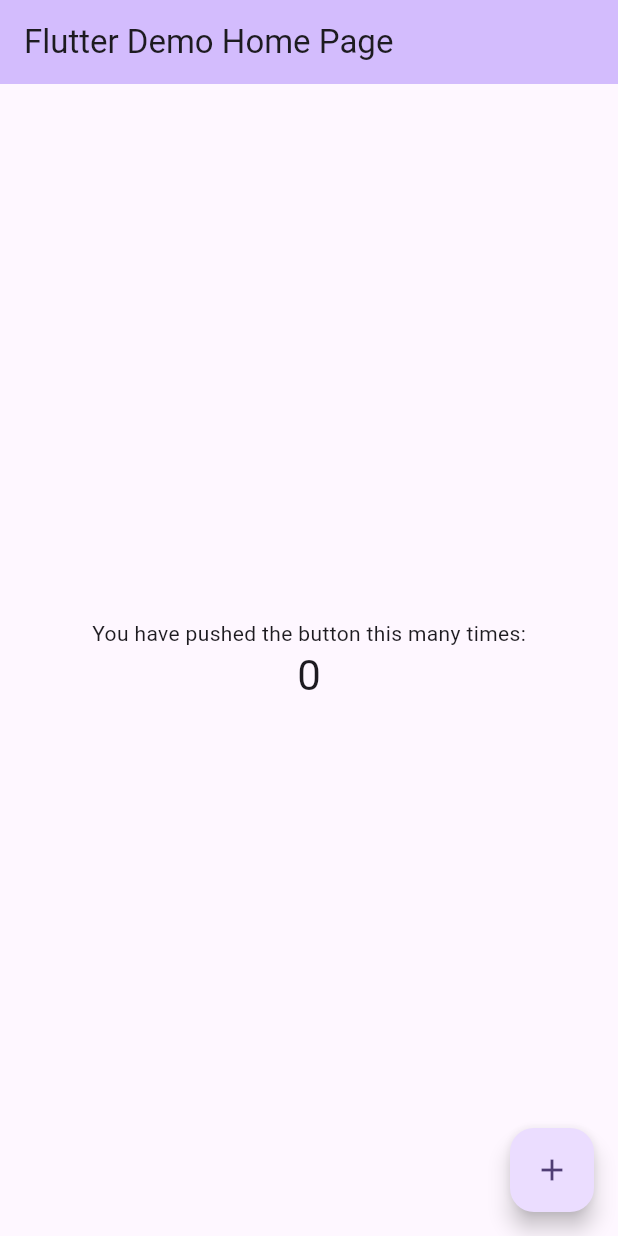
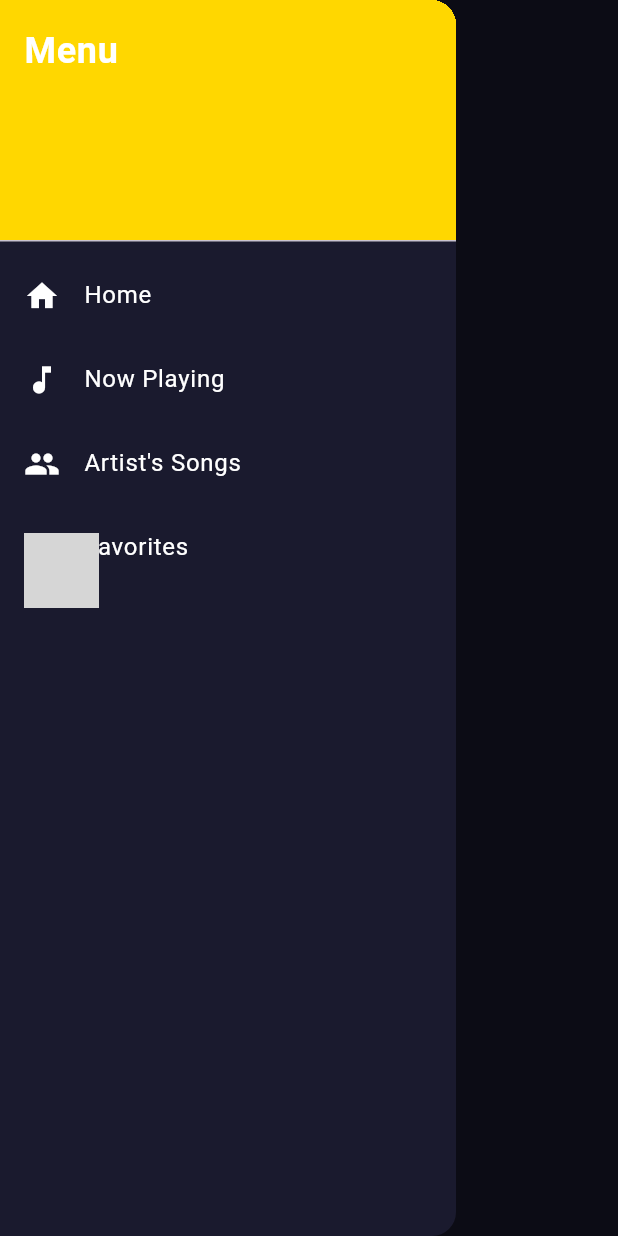
Before and after one commit to AbrahamKiplagat/Music-Recomendation, a Flutter app: the screen it shows after launch, with the side drawer open (before the commit the screen has no drawer), on a phone screen of 412 x 824 dp. Run offline on Flutter 3.47's test engine with Material 3 defaults, Android fonts, the phone set to English and light mode, and no system bars; grey boxes are pictures that could not be loaded.

Commit message:
Wow!! I m coding music app

```diff
--- /dev/null
+++ b/lib/controllers/music_controller.dart
@@ -0,0 +1,45 @@
+import '../models/song_model.dart';
+
+class MusicController {
+  // Dummy data for demonstration
+  final List<Song> allSongs = [
+    Song(
+      title: 'Blinding Lights',
+      artist: 'The Weeknd',
+      album: 'After Hours',
+      imageUrl: 'assets/images/african.png',
+    ),
+    Song(
+      title: 'Levitating',
+      artist: 'Dua Lipa',
+      album: 'Future Nostalgia',
+      imageUrl: 'assets/images/africanamerican.png',
+    ),
+    Song(
+      title: 'Peaches',
+      artist: 'Justin Bieber',
+      album: 'Justice',
+      imageUrl: 'assets/images/popsinger.png',
+    ),
+    Song(
+      title: 'Drivers License',
+      artist: 'Olivia Rodrigo',
+      album: 'Sour',
+      imageUrl: 'assets/images/singer.png',
+    ),
+    Song(
+      title: 'Save Your Tears',
+      artist: 'The Weeknd',
+      album: 'After Hours',
+      imageUrl: 'assets/images/te-nguyen.png',
+    ),
+  ];
+
+  List<Song> getFavoriteSongs() {
+    return allSongs.where((song) => song.artist == 'The Weeknd').toList();
+  }
+
+  List<Song> getArtistSongs(String artist) {
+    return allSongs.where((song) => song.artist == artist).toList();
+  }
+}
--- a/lib/main.dart
+++ b/lib/main.dart
@@ -1,125 +1,50 @@
 import 'package:flutter/material.dart';
+import 'controllers/music_controller.dart';
+import 'views/current/current_song_screen.dart';
+import 'views/artists/artists_songs_screen.dart';
+import 'views/favorite/favorites_screen.dart';
+import 'views/drawer.dart'; // Import the drawer
 
 void main() {
-  runApp(const MyApp());
+  runApp(MyApp());
 }
 
 class MyApp extends StatelessWidget {
-  const MyApp({super.key});
+  final MusicController musicController = MusicController();
 
-  // This widget is the root of your application.
   @override
   Widget build(BuildContext context) {
     return MaterialApp(
-      title: 'Flutter Demo',
+      title: 'Luxury Music App',
+      debugShowCheckedModeBanner: false, // Remove debug banner
       theme: ThemeData(
-        // This is the theme of your application.
-        //
-        // TRY THIS: Try running your application with "flutter run". You'll see
-        // the application has a purple toolbar. Then, without quitting the app,
-        // try changing the seedColor in the colorScheme below to Colors.green
-        // and then invoke "hot reload" (save your changes or press the "hot
-        // reload" button in a Flutter-supported IDE, or press "r" if you used
-        // the command line to start the app).
-        //
-        // Notice that the counter didn't reset back to zero; the application
-        // state is not lost during the reload. To reset the state, use hot
-        // restart instead.
-        //
-        // This works for code too, not just values: Most code changes can be
-        // tested with just a hot reload.
-        colorScheme: ColorScheme.fromSeed(seedColor: Colors.deepPurple),
-        useMaterial3: true,
+        primarySwatch: Colors.blue,
+        scaffoldBackgroundColor: Color(0xFF1A1A2E), // Dark blue background
+        appBarTheme: AppBarTheme(
+          backgroundColor: Color(0xFF1A1A2E), // Dark blue app bar
+          elevation: 0,
+          iconTheme: IconThemeData(color: Colors.white),
+          titleTextStyle: TextStyle(
+            color: Colors.white,
+            fontSize: 20,
+            fontWeight: FontWeight.bold,
+          ),
+        ),
       ),
-      home: const MyHomePage(title: 'Flutter Demo Home Page'),
+      initialRoute: '/artists',
+      routes: {
+        // '/': (context) => HomeScreen(musicController: musicController),
+        '/current': (context) => CurrentSongScreen(
+              currentSong: musicController.allSongs[0], // Example song
+            ),
+        '/artists': (context) => ArtistsSongsScreen(
+              songs: musicController.allSongs, // Display all songs
+            ),
+        '/favorites': (context) => FavoritesScreen(
+              favoriteSongs: musicController.getFavoriteSongs(),
+            ),
+      },
     );
   }
+
 }
-
-class MyHomePage extends StatefulWidget {
-  const MyHomePage({super.key, required this.title});
-
-  // This widget is the home page of your application. It is stateful, meaning
-  // that it has a State object (defined below) that contains fields that affect
-  // how it looks.
-
-  // This class is the configuration for the state. It holds the values (in this
-  // case the title) provided by the parent (in this case the App widget) and
-  // used by the build method of the State. Fields in a Widget subclass are
-  // always marked "final".
-
-  final String title;
-
-  @override
-  State<MyHomePage> createState() => _MyHomePageState();
-}
-
-class _MyHomePageState extends State<MyHomePage> {
-  int _counter = 0;
-
-  void _incrementCounter() {
-    setState(() {
-      // This call to setState tells the Flutter framework that something has
-      // changed in this State, which causes it to rerun the build method below
-      // so that the display can reflect the updated values. If we changed
-      // _counter without calling setState(), then the build method would not be
-      // called again, and so nothing would appear to happen.
-      _counter++;
-    });
-  }
-
-  @override
-  Widget build(BuildContext context) {
-    // This method is rerun every time setState is called, for instance as done
-    // by the _incrementCounter method above.
-    //
-    // The Flutter framework has been optimized to make rerunning build methods
-    // fast, so that you can just rebuild anything that needs updating rather
-    // than having to individually change instances of widgets.
-    return Scaffold(
-      appBar: AppBar(
-        // TRY THIS: Try changing the color here to a specific color (to
-        // Colors.amber, perhaps?) and trigger a hot reload to see the AppBar
-        // change color while the other colors stay the same.
-        backgroundColor: Theme.of(context).colorScheme.inversePrimary,
-        // Here we take the value from the MyHomePage object that was created by
-        // the App.build method, and use it to set our appbar title.
-        title: Text(widget.title),
-      ),
-      body: Center(
-        // Center is a layout widget. It takes a single child and positions it
-        // in the middle of the parent.
-        child: Column(
-          // Column is also a layout widget. It takes a list of children and
-          // arranges them vertically. By default, it sizes itself to fit its
-          // children horizontally, and tries to be as tall as its parent.
-          //
-          // Column has various properties to control how it sizes itself and
-          // how it positions its children. Here we use mainAxisAlignment to
-          // center the children vertically; the main axis here is the vertical
-          // axis because Columns are vertical (the cross axis would be
-          // horizontal).
-          //
-          // TRY THIS: Invoke "debug painting" (choose the "Toggle Debug Paint"
-          // action in the IDE, or press "p" in the console), to see the
-          // wireframe for each widget.
-          mainAxisAlignment: MainAxisAlignment.center,
-          children: <Widget>[
-            const Text(
-              'You have pushed the button this many times:',
-            ),
-            Text(
-              '$_counter',
-              style: Theme.of(context).textTheme.headlineMedium,
-            ),
-          ],
-        ),
-      ),
-      floatingActionButton: FloatingActionButton(
-        onPressed: _incrementCounter,
-        tooltip: 'Increment',
-        child: const Icon(Icons.add),
-      ), // This trailing comma makes auto-formatting nicer for build methods.
-    );
-  }
-}
--- /dev/null
+++ b/lib/models/song_model.dart
@@ -0,0 +1,13 @@
+class Song {
+  final String title;
+  final String artist;
+  final String album;
+  final String imageUrl;
+
+  Song({
+    required this.title,
+    required this.artist,
+    required this.album,
+    required this.imageUrl,
+  });
+}
--- /dev/null
+++ b/lib/views/artists/artists_songs_screen.dart
@@ -0,0 +1,61 @@
+import 'package:flutter/material.dart';
+import '../../models/song_model.dart';
+import '../drawer.dart'; // Import the drawer
+import '../current/current_song_screen.dart';
+class ArtistsSongsScreen extends StatelessWidget {
+  final List<Song> songs;
+
+  ArtistsSongsScreen({required this.songs});
+
+  @override
+  Widget build(BuildContext context) {
+    return Scaffold(
+      appBar: AppBar(
+        title: Text('Artist\'s Songs'),
+        backgroundColor: Color(0xFF1A1A2E), // Dark blue
+        elevation: 0,
+        leading: IconButton(
+          icon: Icon(Icons.menu, color: Colors.white),
+          onPressed: () {
+            Scaffold.of(context).openDrawer(); // Open drawer
+          },
+        ),
+      ),
+      drawer: AppDrawer(), // Use the drawer
+      backgroundColor: Color(0xFF1A1A2E), // Dark blue
+      body: ListView.builder(
+        itemCount: songs.length,
+        itemBuilder: (context, index) {
+          final song = songs[index];
+          return ListTile(
+            leading: ClipRRect(
+              borderRadius: BorderRadius.circular(8),
+              child: Image.asset(
+                song.imageUrl, // Use AssetImage
+                width: 50,
+                height: 50,
+                fit: BoxFit.cover,
+              ),
+            ),
+            title: Text(
+              song.title,
+              style: TextStyle(color: Colors.white),
+            ),
+            subtitle: Text(
+              song.artist,
+              style: TextStyle(color: Colors.grey),
+            ),
+            onTap: () {
+              Navigator.push(
+                context,
+                MaterialPageRoute(
+                  builder: (context) => CurrentSongScreen(currentSong: song),
+                ),
+              );
+            },
+          );
+        },
+      ),
+    );
+  }
+}
--- /dev/null
+++ b/lib/views/drawer.dart
@@ -0,0 +1,72 @@
+import 'package:flutter/material.dart';
+
+class AppDrawer extends StatelessWidget {
+  @override
+  Widget build(BuildContext context) {
+    return Drawer(
+      backgroundColor: Color(0xFF1A1A2E), // Dark blue
+      child: ListView(
+        padding: EdgeInsets.zero,
+        children: [
+          DrawerHeader(
+            decoration: BoxDecoration(
+              color: Color(0xFFFFD700), // Gold
+            ),
+            child: Text(
+              'Menu',
+              style: TextStyle(
+                color: Colors.white,
+                fontSize: 24,
+                fontWeight: FontWeight.bold,
+              ),
+            ),
+          ),
+          ListTile(
+            leading: Icon(Icons.home, color: Colors.white),
+            title: Text(
+              'Home',
+              style: TextStyle(color: Colors.white),
+            ),
+            onTap: () {
+              Navigator.pop(context); // Close the drawer
+              Navigator.pushNamed(context, '/');
+            },
+          ),
+          ListTile(
+            leading: Icon(Icons.music_note, color: Colors.white),
+            title: Text(
+              'Now Playing',
+              style: TextStyle(color: Colors.white),
+            ),
+            onTap: () {
+              Navigator.pop(context); // Close the drawer
+              Navigator.pushNamed(context, '/current');
+            },
+          ),
+          ListTile(
+            leading: Icon(Icons.people, color: Colors.white),
+            title: Text(
+              'Artist\'s Songs',
+              style: TextStyle(color: Colors.white),
+            ),
+            onTap: () {
+              Navigator.pop(context); // Close the drawer
+              Navigator.pushNamed(context, '/artists');
+            },
+          ),
+          ListTile(
+            leading: Icon(Icons.favorite, color: Colors.white),
+            title: Text(
+              'Favorites',
+              style: TextStyle(color: Colors.white),
+            ),
+            onTap: () {
+              Navigator.pop(context); // Close the drawer
+              Navigator.pushNamed(context, '/favorites');
+            },
+          ),
+        ],
+      ),
+    );
+  }
+}
```
Also changed, not shown: lib/views/current/current_song_screen.dart (added, +142 -0 lines), lib/views/favorite/favorites_screen.dart (added, +91 -0 lines), pubspec.yaml (+7 -3 lines), New Text Document.txt (deleted), assets/images/african.png (added), assets/images/africanamerican.png (added), assets/images/popsinger.png (added), assets/images/singer.png (added), assets/images/young.png (added), 4 other files.
